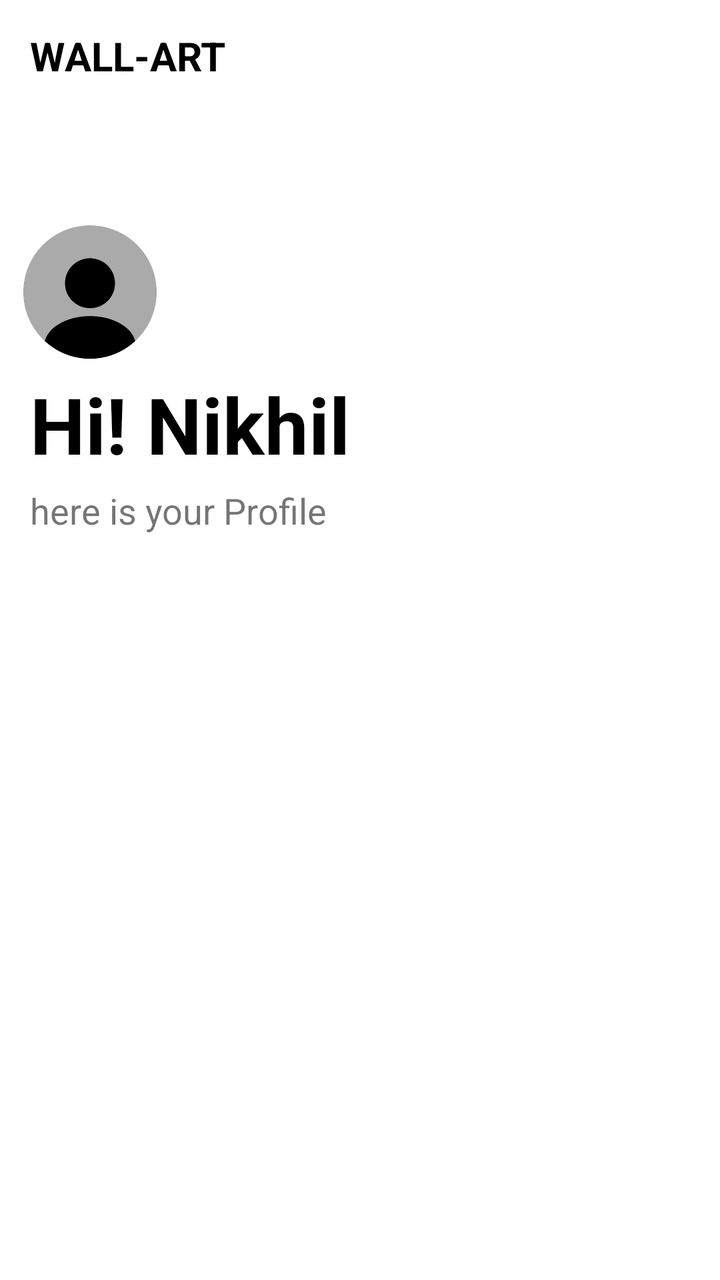
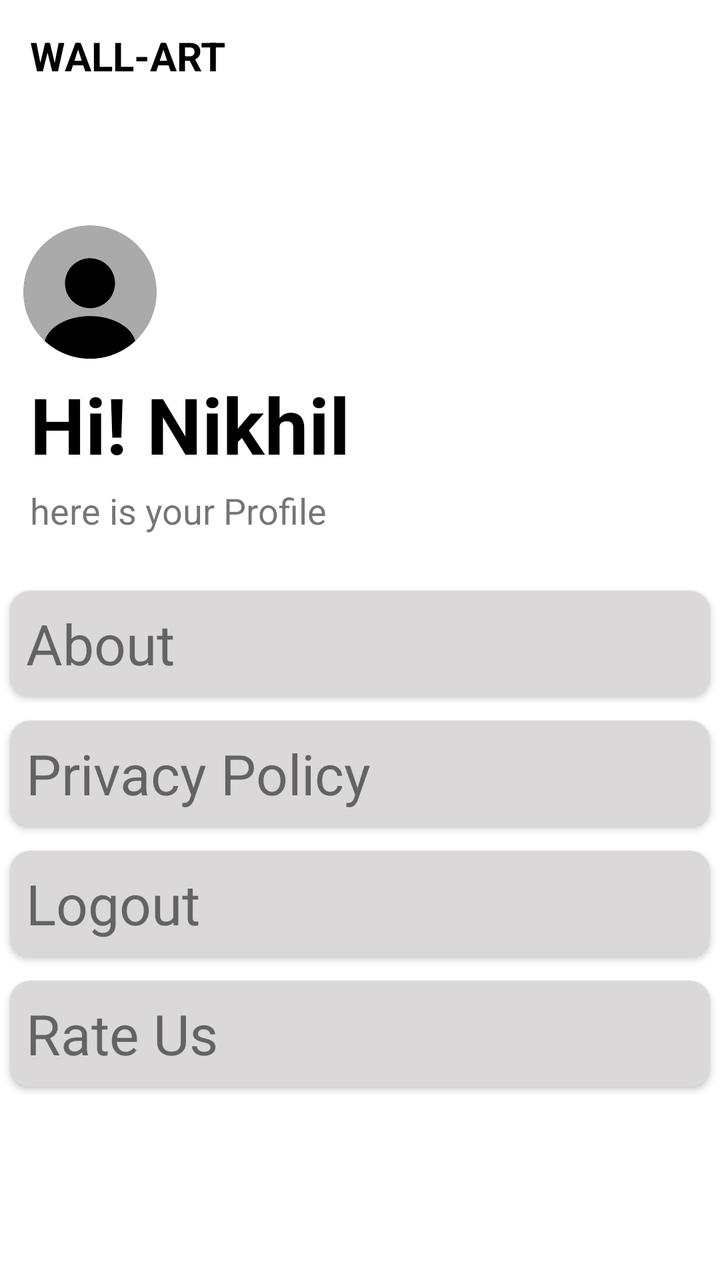

Compare the two renders of this Android layout. The source of the first and the diff that turns it into the second are given below.
<!-- AndroidManifest.xml: application theme Theme.PixelPerfect -->
<!-- res/layout/fragment_profile_.xml -->
<?xml version="1.0" encoding="utf-8"?>
<LinearLayout
    xmlns:android="http://schemas.android.com/apk/res/android"
    xmlns:tools="http://schemas.android.com/tools"
    android:layout_width="match_parent"
    android:layout_height="match_parent"
    android:orientation="vertical"
    tools:context=".profile_Fragment">

    <LinearLayout
        android:layout_width="match_parent"
        android:layout_height="56dp"
        android:gravity="center_vertical"
        android:orientation="vertical">

        <TextView
            android:layout_width="wrap_content"
            android:layout_height="wrap_content"
            android:text="WALL-ART"
            android:layout_marginHorizontal="15dp"
            android:textSize="20dp"
            android:textColor="@color/black"
            android:textStyle="bold"/>

    </LinearLayout>

    <androidx.core.widget.NestedScrollView
            android:layout_width="match_parent"
            android:layout_height="match_parent"
            android:isScrollContainer="true">


            <LinearLayout
                android:layout_width="match_parent"
                android:layout_height="match_parent"
                android:orientation="vertical">

                <ImageView
                    android:layout_width="80dp"
                    android:layout_height="80dp"
                    android:layout_marginLeft="5dp"
                    android:layout_marginTop="50dp"
                    android:src="@drawable/user"/>

            <TextView
                android:layout_width="wrap_content"
                android:layout_height="wrap_content"
                android:layout_marginLeft="15dp"
                android:text="Hi! Nikhil"
                android:textStyle="bold"
                android:textColor="@color/black"
                android:textSize="39dp"/>
            <TextView
                android:layout_width="wrap_content"
                android:layout_height="wrap_content"
                android:layout_marginTop="5dp"
                android:layout_marginBottom="22dp"
                android:layout_marginLeft="15dp"
                android:text="here is your Profile"
                android:textSize="18dp"/>

            <androidx.recyclerview.widget.RecyclerView
                android:id="@+id/pro_recycler"
                android:layout_width="match_parent"
                android:layout_height="match_parent"
                android:layout_marginHorizontal="10dp"
                android:isScrollContainer="true"
                android:nestedScrollingEnabled="false"
                tools:layout_editor_absoluteX="10dp"/>

            </LinearLayout>


        </androidx.core.widget.NestedScrollView>
</LinearLayout>
<!-- resources referenced by this layout -->
<resources>
  <color name="black">#FF000000</color>
  <!-- drawable user: png bitmap (drawable, 17878 bytes) -->
  <style name="Theme.PixelPerfect" parent="Theme.MaterialComponents.Light.NoActionBar">
          
          <item name="colorPrimary">#000000</item>
          <item name="colorPrimaryVariant">#8F8F8F</item>
          <item name="colorOnPrimary">@color/white</item>
          
          <item name="colorSecondary">#D65858</item>
          <item name="colorSecondaryVariant">#fff</item>
          <item name="colorOnSecondary">@color/black</item>
          
          <item name="android:statusBarColor">?attr/colorPrimaryVariant</item>
          
      </style>
  <color name="white">#FFFFFFFF</color>
</resources>

<!-- the commit's change to res/layout/fragment_profile_.xml (unified diff, before → after) -->
@@ -1,9 +1,9 @@
 <?xml version="1.0" encoding="utf-8"?>
-<LinearLayout
-    xmlns:android="http://schemas.android.com/apk/res/android"
+<LinearLayout xmlns:android="http://schemas.android.com/apk/res/android"
     xmlns:tools="http://schemas.android.com/tools"
     android:layout_width="match_parent"
     android:layout_height="match_parent"
+    xmlns:app="http://schemas.android.com/apk/res-auto"
     android:orientation="vertical"
     tools:context=".profile_Fragment">
 
@@ -29,8 +29,7 @@
             android:layout_height="match_parent"
             android:isScrollContainer="true">
 
-
-            <LinearLayout
+        <LinearLayout
                 android:layout_width="match_parent"
                 android:layout_height="match_parent"
                 android:orientation="vertical">
@@ -59,16 +58,77 @@
                 android:text="here is your Profile"
                 android:textSize="18dp"/>
 
-            <androidx.recyclerview.widget.RecyclerView
-                android:id="@+id/pro_recycler"
+            <androidx.cardview.widget.CardView
                 android:layout_width="match_parent"
-                android:layout_height="match_parent"
-                android:layout_marginHorizontal="10dp"
-                android:isScrollContainer="true"
-                android:nestedScrollingEnabled="false"
-                tools:layout_editor_absoluteX="10dp"/>
+                android:layout_height="65dp"
+                app:cardCornerRadius="10dp"
+                app:cardUseCompatPadding="true"
+                android:backgroundTint="#DAD8D8"
+                android:id="@+id/card_about">
 
-            </LinearLayout>
+                <TextView
+                    android:layout_width="match_parent"
+                    android:layout_height="match_parent"
+                    android:text="About"
+                    android:gravity="center_vertical"
+                    android:layout_marginLeft="8dp"
+                    android:textSize="28dp"/>
+
+            </androidx.cardview.widget.CardView>
+
+            <androidx.cardview.widget.CardView
+                android:layout_width="match_parent"
+                android:layout_height="65dp"
+                app:cardCornerRadius="10dp"
+                app:cardUseCompatPadding="true"
+                android:backgroundTint="#DAD8D8"
+                android:id="@+id/card_policy">
+
+                <TextView
+                    android:layout_width="match_parent"
+                    android:layout_height="match_parent"
+                    android:text="Privacy Policy"
+                    android:gravity="center_vertical"
+                    android:layout_marginLeft="8dp"
+                    android:textSize="28dp"/>
+
+            </androidx.cardview.widget.CardView>
+            <androidx.cardview.widget.CardView
+                android:layout_width="match_parent"
+                android:layout_height="65dp"
+                app:cardCornerRadius="10dp"
+                app:cardUseCompatPadding="true"
+                android:backgroundTint="#DAD8D8"
+                android:id="@+id/card_logout">
+
+                <TextView
+                    android:layout_width="match_parent"
+                    android:layout_height="match_parent"
+                    android:text="Logout"
+                    android:gravity="center_vertical"
+                    android:layout_marginLeft="8dp"
+                    android:textSize="28dp"/>
+
+            </androidx.cardview.widget.CardView>
+            <androidx.cardview.widget.CardView
+                android:layout_width="match_parent"
+                android:layout_height="65dp"
+                app:cardCornerRadius="10dp"
+                app:cardUseCompatPadding="true"
+                android:backgroundTint="#DAD8D8"
+                android:id="@+id/card_rate">
+
+                <TextView
+                    android:layout_width="match_parent"
+                    android:layout_height="match_parent"
+                    android:text="Rate Us"
+                    android:gravity="center_vertical"
+                    android:layout_marginLeft="8dp"
+                    android:textSize="28dp"/>
+
+            </androidx.cardview.widget.CardView>
+
+        </LinearLayout>
 
 
         </androidx.core.widget.NestedScrollView>
